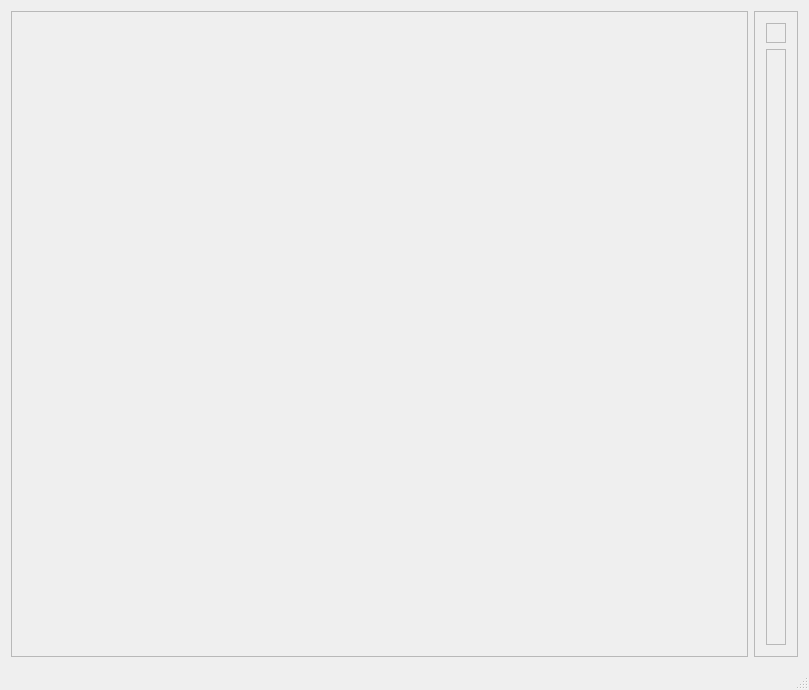
Generall14/PC-kom, file mainwindow.ui: the form before one commit.
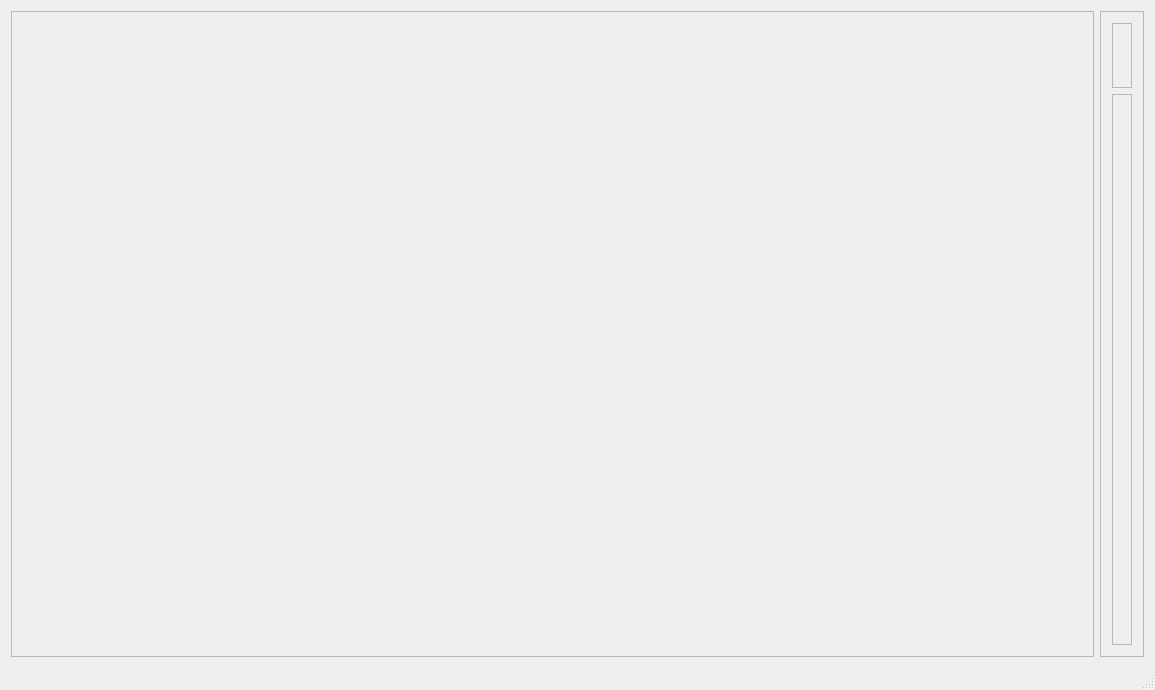
The form after the commit.

Diff of the .ui file:
```diff
--- a/mainwindow.ui
+++ b/mainwindow.ui
@@ -6,7 +6,7 @@
    <rect>
     <x>0</x>
     <y>0</y>
-    <width>809</width>
+    <width>1155</width>
     <height>690</height>
    </rect>
   </property>
@@ -18,7 +18,7 @@
     <item>
      <widget class="QFrame" name="frame_log">
       <property name="sizePolicy">
-       <sizepolicy hsizetype="Preferred" vsizetype="Preferred">
+       <sizepolicy hsizetype="Minimum" vsizetype="Preferred">
         <horstretch>5</horstretch>
         <verstretch>0</verstretch>
        </sizepolicy>
@@ -57,7 +57,7 @@
          <property name="minimumSize">
           <size>
            <width>20</width>
-           <height>20</height>
+           <height>65</height>
           </size>
          </property>
          <property name="frameShape">
```
Left out of the diff: 2 changed lines with no effect on the pictures.
